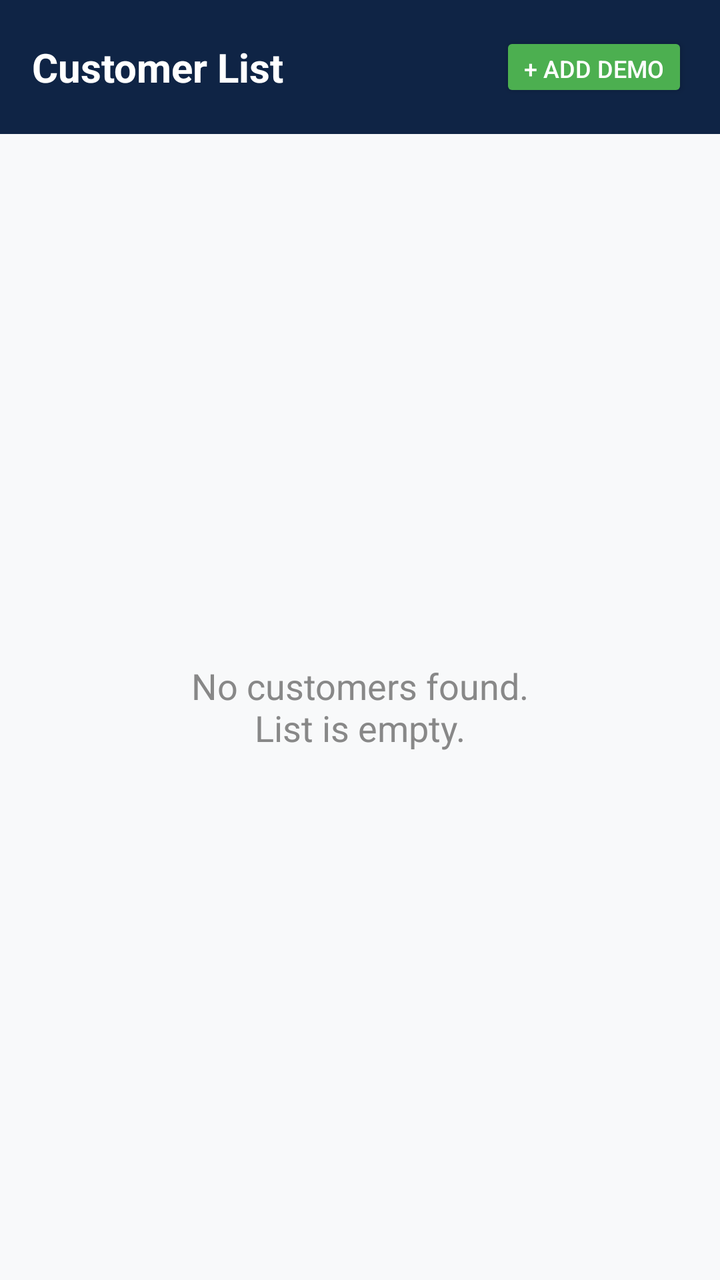
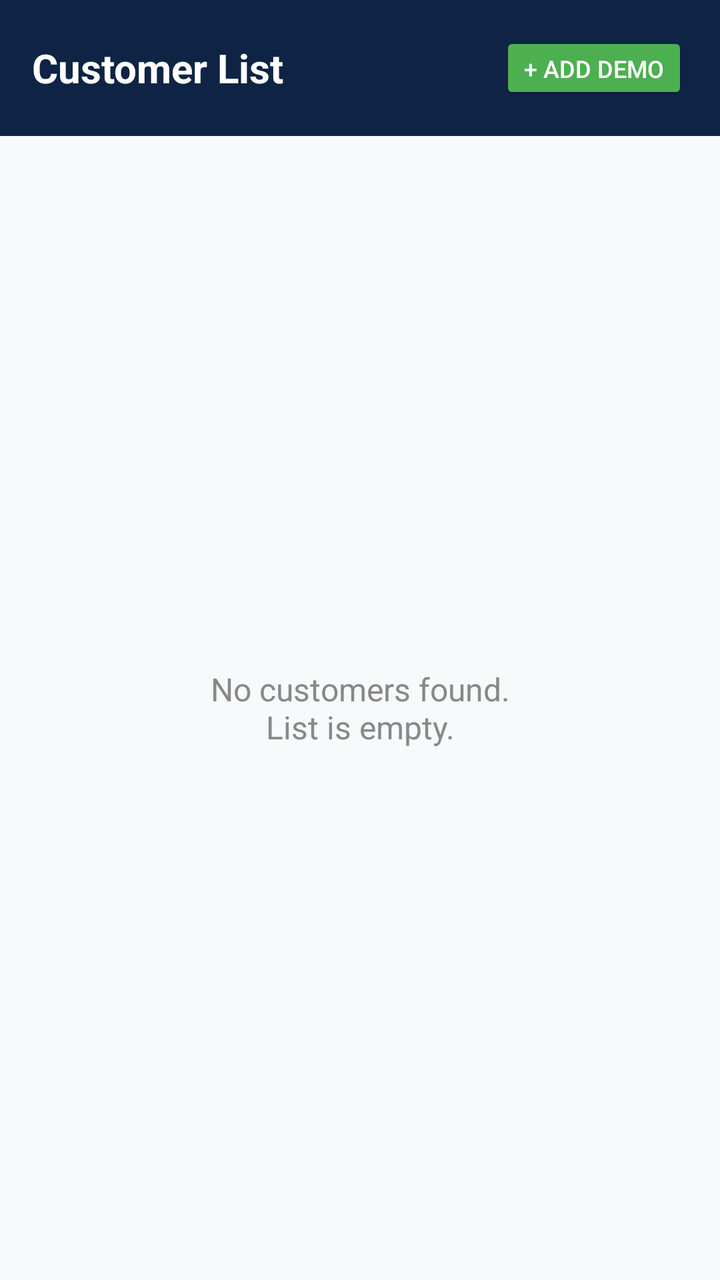

Two renders of the same Android screen: before a commit and after it. Below are the layout's source before the change and the commit's diff.
<!-- AndroidManifest.xml: application theme Theme.AppCompat.Light.NoActionBar -->
<!-- res/layout/activity_customer_list.xml -->
<?xml version="1.0" encoding="utf-8"?>
<LinearLayout xmlns:android="http://schemas.android.com/apk/res/android"
    android:layout_width="match_parent"
    android:layout_height="match_parent"
    android:orientation="vertical"
    android:background="#F8F9FA">

    
    <LinearLayout
        android:layout_width="match_parent"
        android:layout_height="wrap_content"
        android:background="#0F2445"
        android:padding="16dp"
        android:orientation="horizontal"
        android:gravity="center_vertical">
        <TextView
            android:layout_width="0dp"
            android:layout_height="wrap_content"
            android:layout_weight="1"
            android:text="Customer List"
            android:textSize="20sp"
            android:textStyle="bold"
            android:textColor="#FFFFFF"/>
        
        
        <Button
            android:id="@+id/btnAddDemo"
            android:layout_width="wrap_content"
            android:layout_height="35dp"
            android:text="+ Add Demo"
            android:textSize="12sp"
            android:backgroundTint="#4CAF50"
            android:textColor="#FFFFFF"/>
    </LinearLayout>

    
    <TextView
        android:id="@+id/tvEmptyMessage"
        android:layout_width="match_parent"
        android:layout_height="match_parent"
        android:text="No customers found.\nList is empty."
        android:gravity="center"
        android:textSize="18sp"
        android:textColor="#888888"
        android:visibility="visible"/> 

    
    <androidx.recyclerview.widget.RecyclerView
        android:id="@+id/recyclerViewCustomers"
        android:layout_width="match_parent"
        android:layout_height="match_parent"
        android:padding="8dp"
        android:clipToPadding="false"
        android:visibility="gone"/>

</LinearLayout>
<!-- resources referenced by this layout -->
<resources>

</resources>

<!-- the commit's change to res/layout/activity_customer_list.xml (unified diff, before → after) -->
@@ -5,7 +5,6 @@
     android:orientation="vertical"
     android:background="#F8F9FA">
 
-    
     <LinearLayout
         android:layout_width="match_parent"
         android:layout_height="wrap_content"
@@ -13,6 +12,7 @@
         android:padding="16dp"
         android:orientation="horizontal"
         android:gravity="center_vertical">
+
         <TextView
             android:layout_width="0dp"
             android:layout_height="wrap_content"
@@ -21,35 +21,32 @@
             android:textSize="20sp"
             android:textStyle="bold"
             android:textColor="#FFFFFF"/>
-        
-        
+
         <Button
             android:id="@+id/btnAddDemo"
             android:layout_width="wrap_content"
-            android:layout_height="35dp"
+            android:layout_height="36dp"
             android:text="+ Add Demo"
             android:textSize="12sp"
             android:backgroundTint="#4CAF50"
             android:textColor="#FFFFFF"/>
     </LinearLayout>
 
-    
     <TextView
         android:id="@+id/tvEmptyMessage"
         android:layout_width="match_parent"
         android:layout_height="match_parent"
         android:text="No customers found.\nList is empty."
         android:gravity="center"
-        android:textSize="18sp"
+        android:textSize="16sp"
         android:textColor="#888888"
-        android:visibility="visible"/> 
+        android:visibility="visible"/>
 
-    
     <androidx.recyclerview.widget.RecyclerView
         android:id="@+id/recyclerViewCustomers"
         android:layout_width="match_parent"
         android:layout_height="match_parent"
-        android:padding="8dp"
+        android:padding="6dp"
         android:clipToPadding="false"
         android:visibility="gone"/>
 
